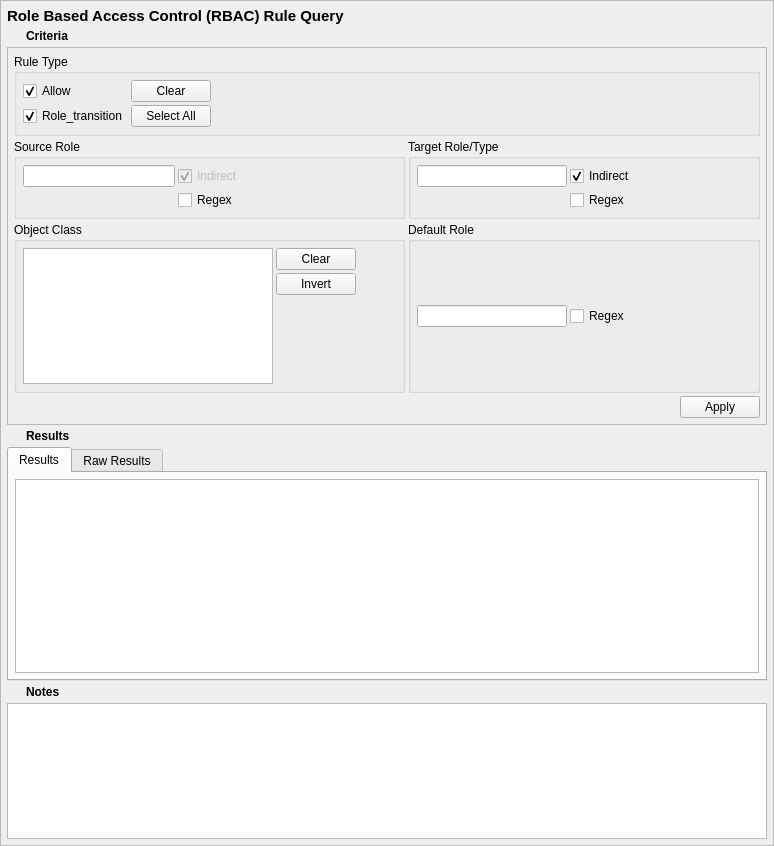
SELinuxProject/setools, file data/rbacrulequery.ui: the form before one commit.
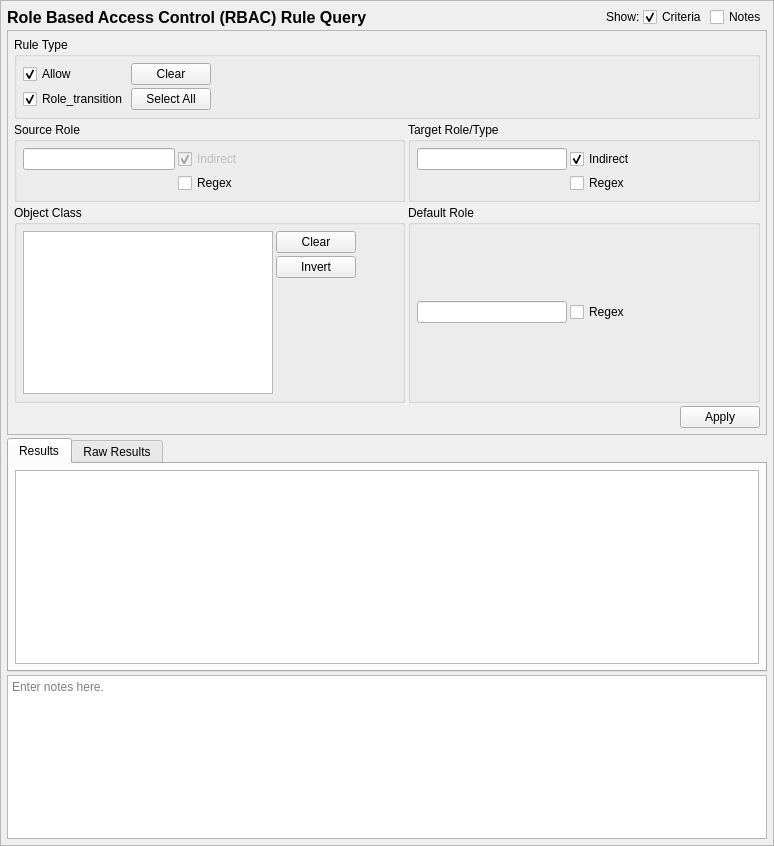
The form after the commit. Icons and pictures are not drawn.

Commit message:
apol: switch tabs to (more discoverable) check boxes for hiding UI elements
Also drop the results expander.

Diff of the .ui file:
```diff
--- a/data/rbacrulequery.ui
+++ b/data/rbacrulequery.ui
@@ -47,217 +47,14 @@
     <property name="spacing">
      <number>3</number>
     </property>
-    <item row="5" column="0">
-     <widget class="QPushButton" name="notes_expander">
-      <property name="sizePolicy">
-       <sizepolicy hsizetype="Fixed" vsizetype="Fixed">
-        <horstretch>0</horstretch>
-        <verstretch>0</verstretch>
-       </sizepolicy>
-      </property>
-      <property name="minimumSize">
-       <size>
-        <width>16</width>
-        <height>16</height>
-       </size>
-      </property>
-      <property name="maximumSize">
-       <size>
-        <width>16</width>
-        <height>16</height>
-       </size>
-      </property>
-      <property name="focusPolicy">
-       <enum>Qt::TabFocus</enum>
-      </property>
-      <property name="styleSheet">
-       <string notr="true">QPushButton:flat {   border: none; }</string>
-      </property>
-      <property name="text">
-       <string/>
-      </property>
-      <property name="icon">
-       <iconset>
-        <normaloff>icons/expand_inactive.png</normaloff>
-        <normalon>icons/expand_active.png</normalon>icons/expand_inactive.png</iconset>
-      </property>
-      <property name="iconSize">
-       <size>
-        <width>16</width>
-        <height>16</height>
-       </size>
-      </property>
-      <property name="checkable">
-       <bool>true</bool>
-      </property>
-      <property name="checked">
-       <bool>false</bool>
-      </property>
-      <property name="flat">
-       <bool>true</bool>
-      </property>
-     </widget>
-    </item>
-    <item row="3" column="0">
-     <widget class="QPushButton" name="results_expander">
-      <property name="sizePolicy">
-       <sizepolicy hsizetype="Fixed" vsizetype="Fixed">
-        <horstretch>0</horstretch>
-        <verstretch>0</verstretch>
-       </sizepolicy>
-      </property>
-      <property name="minimumSize">
-       <size>
-        <width>16</width>
-        <height>16</height>
-       </size>
-      </property>
-      <property name="maximumSize">
-       <size>
-        <width>16</width>
-        <height>16</height>
-       </size>
-      </property>
-      <property name="focusPolicy">
-       <enum>Qt::TabFocus</enum>
-      </property>
-      <property name="styleSheet">
-       <string notr="true">QPushButton:flat {   border: none; }</string>
-      </property>
-      <property name="text">
-       <string/>
-      </property>
-      <property name="icon">
-       <iconset>
-        <normaloff>icons/expand_inactive.png</normaloff>
-        <normalon>icons/expand_active.png</normalon>icons/expand_inactive.png</iconset>
-      </property>
-      <property name="iconSize">
-       <size>
-        <width>16</width>
-        <height>16</height>
-       </size>
-      </property>
-      <property name="checkable">
-       <bool>true</bool>
-      </property>
-      <property name="checked">
-       <bool>true</bool>
-      </property>
-      <property name="flat">
-       <bool>true</bool>
-      </property>
-     </widget>
-    </item>
-    <item row="1" column="1">
+    <item row="0" column="2">
      <widget class="QLabel" name="label_2">
-      <property name="sizePolicy">
-       <sizepolicy hsizetype="Preferred" vsizetype="Fixed">
-        <horstretch>0</horstretch>
-        <verstretch>0</verstretch>
-       </sizepolicy>
-      </property>
-      <property name="font">
-       <font>
-        <weight>75</weight>
-        <bold>true</bold>
-       </font>
-      </property>
       <property name="text">
-       <string>Criteria</string>
+       <string>Show:</string>
       </property>
      </widget>
     </item>
-    <item row="3" column="1">
-     <widget class="QLabel" name="label_3">
-      <property name="sizePolicy">
-       <sizepolicy hsizetype="Preferred" vsizetype="Fixed">
-        <horstretch>0</horstretch>
-        <verstretch>0</verstretch>
-       </sizepolicy>
-      </property>
-      <property name="font">
-       <font>
-        <weight>75</weight>
-        <bold>true</bold>
-       </font>
-      </property>
-      <property name="text">
-       <string>Results</string>
-      </property>
-     </widget>
-    </item>
-    <item row="1" column="0">
-     <widget class="QPushButton" name="criteria_expander">
-      <property name="sizePolicy">
-       <sizepolicy hsizetype="Fixed" vsizetype="Fixed">
-        <horstretch>0</horstretch>
-        <verstretch>0</verstretch>
-       </sizepolicy>
-      </property>
-      <property name="minimumSize">
-       <size>
-        <width>16</width>
-        <height>16</height>
-       </size>
-      </property>
-      <property name="maximumSize">
-       <size>
-        <width>16</width>
-        <height>16</height>
-       </size>
-      </property>
-      <property name="focusPolicy">
-       <enum>Qt::TabFocus</enum>
-      </property>
-      <property name="styleSheet">
-       <string notr="true">QPushButton:flat {   border: none; }</string>
-      </property>
-      <property name="text">
-       <string/>
-      </property>
-      <property name="icon">
-       <iconset>
-        <normaloff>icons/expand_inactive.png</normaloff>
-        <normalon>icons/expand_active.png</normalon>icons/expand_inactive.png</iconset>
-      </property>
-      <property name="iconSize">
-       <size>
-        <width>16</width>
-        <height>16</height>
-       </size>
-      </property>
-      <property name="checkable">
-       <bool>true</bool>
-      </property>
-      <property name="checked">
-       <bool>true</bool>
-      </property>
-      <property name="flat">
-       <bool>true</bool>
-      </property>
-     </widget>
-    </item>
-    <item row="5" column="1">
-     <widget class="QLabel" name="label_4">
-      <property name="sizePolicy">
-       <sizepolicy hsizetype="Preferred" vsizetype="Fixed">
-        <horstretch>0</horstretch>
-        <verstretch>0</verstretch>
-       </sizepolicy>
-      </property>
-      <property name="font">
-       <font>
-        <weight>75</weight>
-        <bold>true</bold>
-       </font>
-      </property>
-      <property name="text">
-       <string>Notes</string>
-      </property>
-     </widget>
-    </item>
-    <item row="6" column="0" colspan="2">
+    <item row="3" column="0" colspan="5">
      <widget class="QTextEdit" name="notes">
       <property name="minimumSize">
        <size>
@@ -268,35 +65,12 @@
       <property name="toolTip">
        <string>Optionally enter notes here about the query.</string>
       </property>
-     </widget>
-    </item>
-    <item row="0" column="0" colspan="2">
-     <widget class="QLabel" name="label">
-      <property name="sizePolicy">
-       <sizepolicy hsizetype="Preferred" vsizetype="Fixed">
-        <horstretch>0</horstretch>
-        <verstretch>0</verstretch>
-       </sizepolicy>
+      <property name="placeholderText">
+       <string>Enter notes here.</string>
       </property>
-      <property name="maximumSize">
-       <size>
-        <width>16777215</width>
-        <height>20</height>
-       </size>
-      </property>
-      <property name="font">
-       <font>
-        <pointsize>11</pointsize>
-        <weight>75</weight>
-        <bold>true</bold>
-       </font>
-      </property>
-      <property name="text">
-       <string>Role Based Access Control (RBAC) Rule Query</string>
-      </property>
      </widget>
     </item>
-    <item row="2" column="0" colspan="2">
+    <item row="1" column="0" colspan="5">
      <widget class="QFrame" name="criteria_frame">
       <property name="maximumSize">
        <size>
@@ -765,7 +539,7 @@
       <zorder>default_criteria</zorder>
      </widget>
     </item>
-    <item row="4" column="0" colspan="2">
+    <item row="2" column="0" colspan="5">
      <widget class="QTabWidget" name="results_frame">
       <property name="sizePolicy">
        <sizepolicy hsizetype="Preferred" vsizetype="MinimumExpanding">
@@ -853,6 +627,68 @@
       </widget>
      </widget>
     </item>
+    <item row="0" column="3">
+     <widget class="QCheckBox" name="criteria_expander">
+      <property name="toolTip">
+       <string>Show or hide the search criteria (no settings are lost)</string>
+      </property>
+      <property name="text">
+       <string>Criteria</string>
+      </property>
+      <property name="checked">
+       <bool>true</bool>
+      </property>
+     </widget>
+    </item>
+    <item row="0" column="0">
+     <widget class="QLabel" name="label">
+      <property name="sizePolicy">
+       <sizepolicy hsizetype="Preferred" vsizetype="Fixed">
+        <horstretch>0</horstretch>
+        <verstretch>0</verstretch>
+       </sizepolicy>
+      </property>
+      <property name="maximumSize">
+       <size>
+        <width>16777215</width>
+        <height>20</height>
+       </size>
+      </property>
+      <property name="font">
+       <font>
+        <pointsize>12</pointsize>
+        <weight>75</weight>
+        <bold>true</bold>
+       </font>
+      </property>
+      <property name="text">
+       <string>Role Based Access Control (RBAC) Rule Query</string>
+      </property>
+     </widget>
+    </item>
+    <item row="0" column="4">
+     <widget class="QCheckBox" name="notes_expander">
+      <property name="toolTip">
+       <string>Show or hide the notes field (no data is lost)</string>
+      </property>
+      <property name="text">
+       <string>Notes</string>
+      </property>
+     </widget>
+    </item>
+    <item row="0" column="1">
+     <spacer name="horizontalSpacer_5">
+      <property name="orientation">
+       <enum>Qt::Horizontal</enum>
+      </property>
+      <property name="sizeHint" stdset="0">
+       <size>
+        <width>40</width>
+        <height>20</height>
+       </size>
+      </property>
+     </spacer>
+    </item>
    </layout>
   </widget>
  </widget>
```
Left out of the diff: 35 changed lines with no effect on the pictures. The commit also changes 10 other files.
